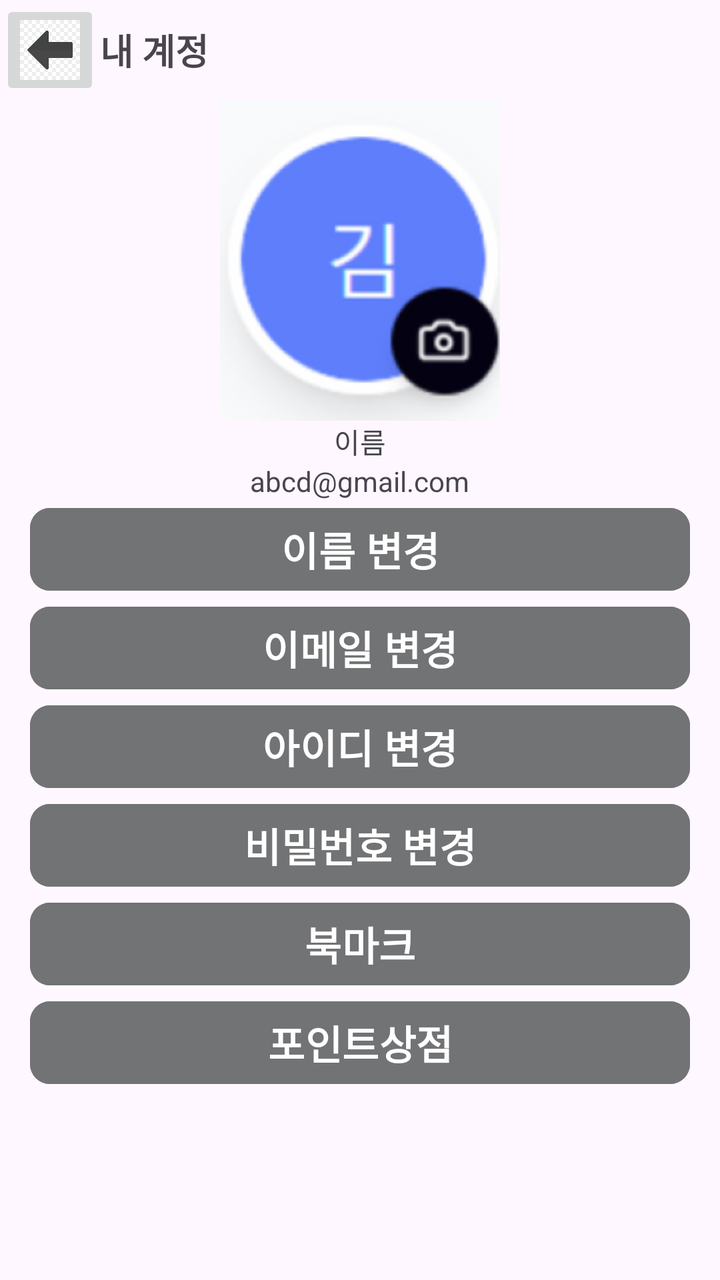
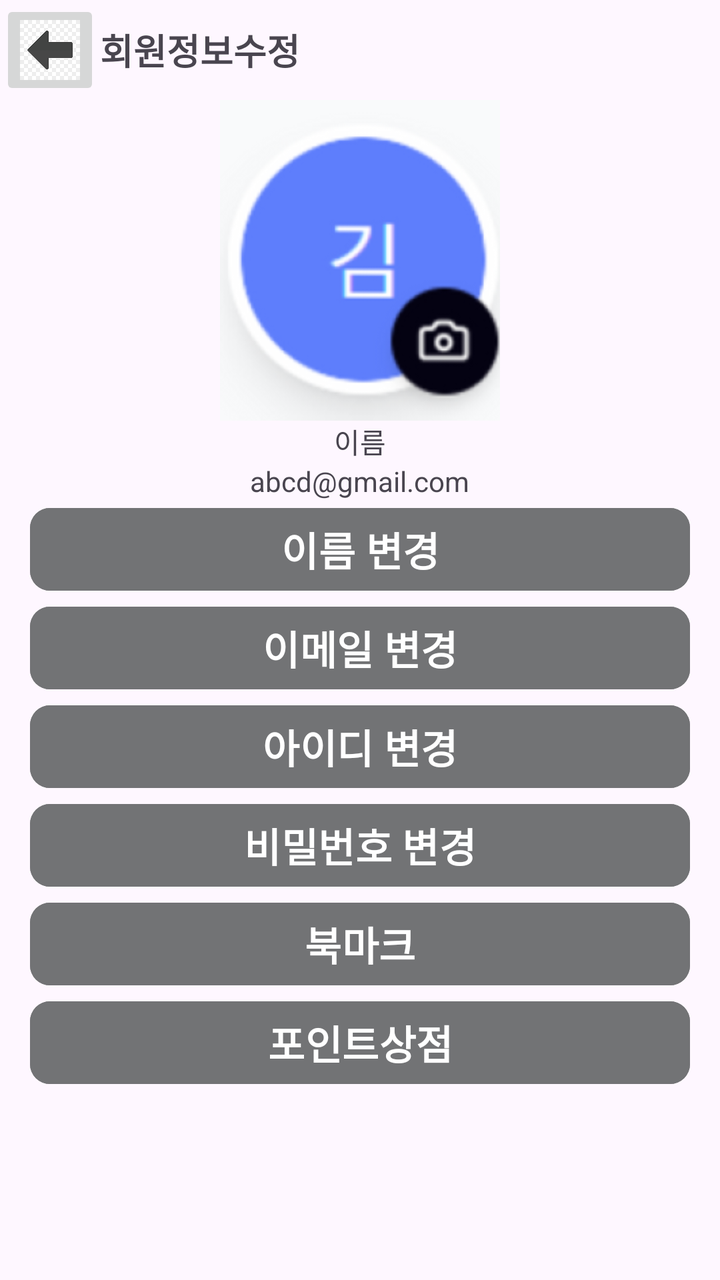

Before-and-after screenshots of an Android layout around one commit, followed by the original layout XML and the change that was made.
<!-- AndroidManifest.xml: application theme Theme.Lostfind -->
<!-- res/layout/myinfo.xml -->
<?xml version="1.0" encoding="utf-8"?>
<LinearLayout xmlns:android="http://schemas.android.com/apk/res/android"
    xmlns:app="http://schemas.android.com/apk/res-auto"
    xmlns:tools="http://schemas.android.com/tools"
    android:id="@+id/main"
    android:layout_width="match_parent"
    android:layout_height="match_parent"
    android:orientation="vertical"
    tools:context=".MainActivity"
    android:visibility="visible">

    <RelativeLayout
        android:layout_width="match_parent"
        android:layout_height="50dp"
        android:orientation="horizontal">

        <ImageButton
            android:id="@+id/imageButton"
            android:layout_width="50dp"
            android:layout_height="50dp"
            android:adjustViewBounds="true"
            android:scaleType="centerCrop"
            android:src="@drawable/left_arrow"
            android:contentDescription="backButton"
            />

        <TextView
            android:layout_width="wrap_content"
            android:layout_height="50dp"
            android:layout_alignBottom="@id/imageButton"
            android:layout_toRightOf="@id/imageButton"
            android:text="내 계정"
            android:textSize="18sp"
            android:textStyle="bold"
            android:gravity="center"/>
    </RelativeLayout>

    <LinearLayout
        android:layout_width="match_parent"
        android:layout_height="200dp"
        android:orientation="vertical"
        android:gravity="bottom|center">

        <ImageView
            android:layout_width="140dp"
            android:layout_height="100dp"
            android:scaleType="centerCrop"
            android:adjustViewBounds="true"
            android:src="@drawable/info_icon"
            android:layout_weight="1" />


        <TextView
            android:layout_width="wrap_content"
            android:layout_height="wrap_content"
            android:text="이름"/>

        <TextView
            android:layout_width="wrap_content"
            android:layout_height="wrap_content"
            android:text="abcd@gmail.com"/>

    </LinearLayout>

    <LinearLayout
        android:layout_width="match_parent"
        android:layout_height="match_parent"
        android:orientation="vertical"
        android:weightSum="100">


        <Button
            android:id="@+id/name_change_button"
            android:layout_width="match_parent"
            android:layout_height="wrap_content"
            android:layout_marginLeft="15dp"
            android:layout_marginRight="15dp"
            android:text="이름 변경"
            android:textSize="20sp"
            android:textStyle="bold"
            app:cornerRadius="10dp"
            android:backgroundTint="@color/gray"/>

        <Button
            android:id="@+id/email_change_button"
            android:layout_width="match_parent"
            android:layout_height="wrap_content"
            android:layout_marginLeft="15dp"
            android:layout_marginRight="15dp"
            android:text="이메일 변경"
            android:textSize="20sp"
            android:textStyle="bold"
            app:cornerRadius="10dp"
            android:backgroundTint="@color/gray"/>

        <Button
            android:id="@+id/id_change_button"
            android:layout_width="match_parent"
            android:layout_height="wrap_content"
            android:layout_marginRight="15dp"
            android:layout_marginLeft="15dp"
            android:text="아이디 변경"
            android:textSize="20sp"
            android:textStyle="bold"
            app:cornerRadius="10dp"
            android:backgroundTint="@color/gray"/>

        <Button
            android:id="@+id/pw_change_button"
            android:layout_width="match_parent"
            android:layout_height="wrap_content"
            android:layout_marginRight="15dp"
            android:layout_marginLeft="15dp"
            android:text="비밀번호 변경"
            android:textSize="20sp"
            android:textStyle="bold"
            app:cornerRadius="10dp"
            android:backgroundTint="@color/gray"/>

        <Button
            android:id="@+id/bookmark_button"
            android:layout_width="match_parent"
            android:layout_height="wrap_content"
            android:layout_marginLeft="15dp"
            android:layout_marginRight="15dp"
            android:text="북마크"
            android:textSize="20sp"
            android:textStyle="bold"
            app:cornerRadius="10dp"
            android:backgroundTint="@color/gray"/>

        <Button
            android:id="@+id/pointshop_button"
            android:layout_width="match_parent"
            android:layout_height="wrap_content"
            android:layout_marginLeft="15dp"
            android:layout_marginRight="15dp"
            android:text="포인트상점"
            android:textSize="20sp"
            android:textStyle="bold"
            app:cornerRadius="10dp"
            android:backgroundTint="@color/gray"/>
    </LinearLayout>

</LinearLayout>
<!-- resources referenced by this layout -->
<resources>
  <color name="gray">#727375</color>
  <!-- drawable info_icon: png bitmap (drawable, 35599 bytes) -->
  <!-- drawable left_arrow: jpg bitmap (drawable, 5456 bytes) -->
  <style name="Theme.Lostfind" parent="Base.Theme.Lostfind" />
  <style name="Base.Theme.Lostfind" parent="Theme.Material3.DayNight.NoActionBar">
          
          
      </style>
</resources>

<!-- the commit's change to res/layout/myinfo.xml (unified diff, before → after) -->
@@ -29,7 +29,7 @@
             android:layout_height="50dp"
             android:layout_alignBottom="@id/imageButton"
             android:layout_toRightOf="@id/imageButton"
-            android:text="내 계정"
+            android:text="회원정보수정"
             android:textSize="18sp"
             android:textStyle="bold"
             android:gravity="center"/>
